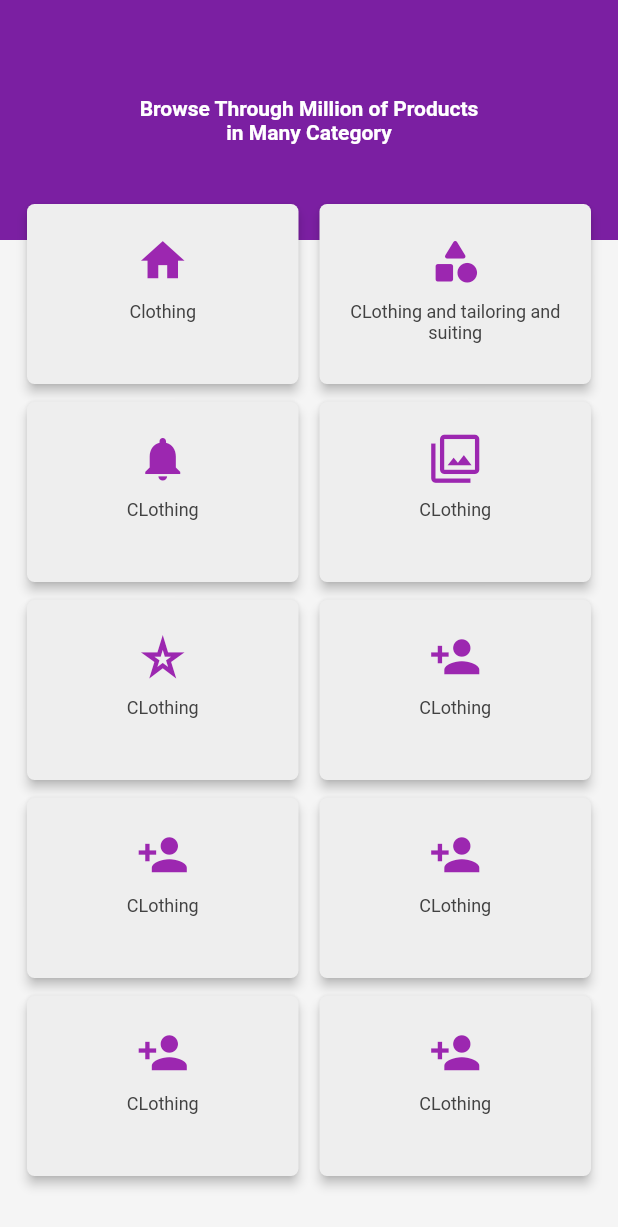
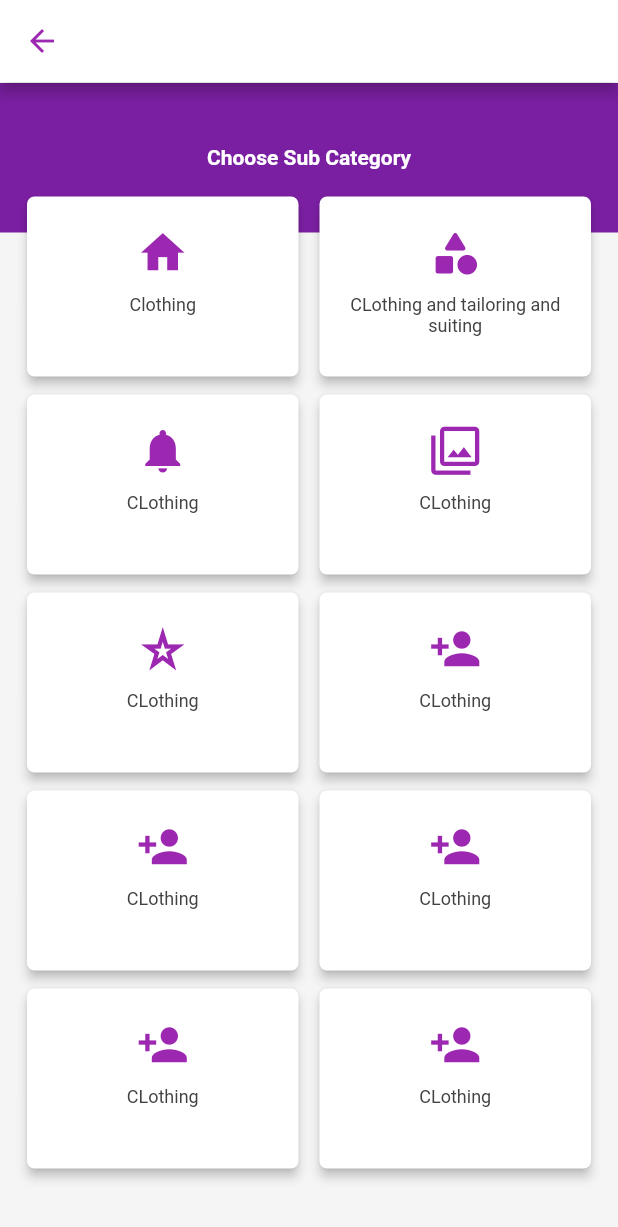
Before and after one commit to johnsudhir/social_shop, a Flutter app: the Category widget shown alone on an empty page, opened directly, after a tap on "Clothing", on a phone screen of 412 x 824 dp. Shown: the top 1227 px of the screen. Run offline on Flutter 3.47's test engine with Material 2 defaults, Android fonts, the phone set to English and light mode, and no system bars.

Commit message:
sub category complete

```diff
--- a/lib/screens/category.dart
+++ b/lib/screens/category.dart
@@ -1,16 +1,14 @@
 import 'package:flutter/material.dart';
-
+import 'subcategory.dart';
 class Category extends StatefulWidget {
-
-
   @override
   State<Category> createState() => _CategoryState();
 }
 
 class _CategoryState extends State<Category> {
-   List<Widget> gridCategory = getGridViewCategory();
+   // List<Widget> gridCategory = getGridViewCategory();
 
-  @override
+   @override
   Widget build(BuildContext context) {
     return
       SingleChildScrollView(
@@ -42,11 +40,10 @@ class _CategoryState extends State<Category> {
                 ],
               ),
               Container(
-
                 padding: EdgeInsets.symmetric(horizontal: 12),
                 transform: Matrix4.translationValues(0.0, -30.0, 0.0),
                 child: Column(
-                  children: gridCategory,
+                  children: getGridViewCategory(),
                 ),
               ),
               SizedBox(
@@ -56,17 +53,10 @@ class _CategoryState extends State<Category> {
           ),
         ),
       );
-
-
   }
-}
-
-
 
 List<Widget> getGridViewCategory(){
-
   // this lc (list of category) will can be fetched from firebase later on.
-
   List<ShopCategory> lc = [ShopCategory(title: "Clothing" , icon: Icons.home),
     ShopCategory(title: "CLothing and tailoring and suiting" , icon: Icons.category_rounded
     ),
@@ -78,57 +68,42 @@ List<Widget> getGridViewCategory(){
     ShopCategory(title: "CLothing" , icon: Icons.person_add),
     ShopCategory(title: "CLothing" , icon: Icons.person_add),
     ShopCategory(title: "CLothing" , icon: Icons.person_add),
-
   ];
   List<Widget> wc = [];
   for(int i = 0; i < lc.length / 2; i++){
     Widget w;
     w = Row(
       children: <Widget>[
-
-
-        getItemViewGrid(lc[i*2]),
-
+        getItemViewGrid(  lc[i*2]),
         Container(width: 2),
-
-        getItemViewGrid(lc[(i*2)+1]),
-
-
-
+        getItemViewGrid( lc[(i*2)+1]),
       ],
     );
-
     wc.add(w);
   }
   return wc;
 }
 
-Widget getItemViewGrid(ShopCategory s){
+Widget getItemViewGrid( ShopCategory s ){
   return Expanded(
     flex: 1,
     child: Container(
-
       padding: EdgeInsets.all(2),
-
       child: InkWell(
         onTap: (){
+          Navigator.push(
+            context,
+            MaterialPageRoute(builder: (context) => SubCategory()),
+          );
           print("Card clicked");
-          // Navigator.push(
-          //   context,
-          //   MaterialPageRoute(builder: (context) => Container()()),
-          // );
         },
         splashColor: Colors.purple,
-
         child: Card(
-
-
           shape: RoundedRectangleBorder( borderRadius: BorderRadius.circular(5),),
-          color: Colors.grey[200],
+          color: Colors.white,
           elevation: 3,
           clipBehavior: Clip.antiAliasWithSaveLayer,
           child: Container(
-
             height: 120,
             alignment: Alignment.center,
             padding: EdgeInsets.fromLTRB(10, 10, 10, 0),
@@ -153,11 +128,9 @@ Widget getItemViewGrid(ShopCategory s){
   );
 }
 
-
+}
 class ShopCategory{
   String? title;
   IconData? icon ;
-
   ShopCategory({this.title , this.icon});
-
 }
--- /dev/null
+++ b/lib/screens/subcategory.dart
@@ -0,0 +1,156 @@
+import 'package:flutter/material.dart';
+
+
+
+class SubCategory extends StatefulWidget {
+  @override
+  State<SubCategory> createState() => _SubCategoryState();
+}
+
+class _SubCategoryState extends State<SubCategory> {
+  // List<Widget> gridCategory = getGridViewCategory();
+
+  @override
+  Widget build(BuildContext context) {
+    return Scaffold(
+      appBar: AppBar(
+        toolbarHeight: 55,
+leading: IconButton(
+  onPressed: (){
+    Navigator.of(context).pop();
+  },
+  icon: Icon(Icons.arrow_back , color: Colors.purple,),
+),
+
+        // Text('DIGITAL PASAL' , style: TextStyle(fontSize: 16),),
+        backgroundColor: Colors.white,
+        brightness: Brightness.dark,
+
+
+      ),
+      body:       SingleChildScrollView(
+        child: Container(
+          color: Colors.grey[100],
+          child: Column(
+            crossAxisAlignment: CrossAxisAlignment.start,
+            children: <Widget>[
+              Stack(
+                children: <Widget>[
+                  Container(
+                    height: 100,
+                    color: Colors.purple[700],
+                    width: double.infinity,
+                  ),
+                  Container(
+                    color: Colors.black.withOpacity(0.0),
+                    height: 100,
+                    width: double.infinity,
+                    child: Align(
+                      alignment: Alignment.center,
+                      child: Text("Choose Sub Category", textAlign : TextAlign.center,
+                          style: TextStyle(
+                              color: Colors.white, fontWeight: FontWeight.bold
+                          )
+                      ),
+                    ),
+                  ),
+                ],
+              ),
+              Container(
+                padding: EdgeInsets.symmetric(horizontal: 12),
+                transform: Matrix4.translationValues(0.0, -30.0, 0.0),
+                child: Column(
+                  children: getGridViewCategory(),
+                ),
+              ),
+              SizedBox(
+                height: 60,
+              ),
+            ],
+          ),
+        ),
+      ),
+
+    );
+
+  }
+
+  List<Widget> getGridViewCategory(){
+    // this lc (list of category) will can be fetched from firebase later on.
+    List<ShopCategory> lc = [ShopCategory(title: "Clothing" , icon: Icons.home),
+      ShopCategory(title: "CLothing and tailoring and suiting" , icon: Icons.category_rounded
+      ),
+      ShopCategory(title: "CLothing" , icon: Icons.notifications),
+      ShopCategory(title: "CLothing" , icon: Icons.filter),
+      ShopCategory(title: "CLothing" , icon: Icons.star_rate_outlined),
+      ShopCategory(title: "CLothing" , icon: Icons.person_add),
+      ShopCategory(title: "CLothing" , icon: Icons.person_add),
+      ShopCategory(title: "CLothing" , icon: Icons.person_add),
+      ShopCategory(title: "CLothing" , icon: Icons.person_add),
+      ShopCategory(title: "CLothing" , icon: Icons.person_add),
+    ];
+    List<Widget> wc = [];
+    for(int i = 0; i < lc.length / 2; i++){
+      Widget w;
+      w = Row(
+        children: <Widget>[
+          getItemViewGrid(  lc[i*2]),
+          Container(width: 2),
+          getItemViewGrid( lc[(i*2)+1]),
+        ],
+      );
+      wc.add(w);
+    }
+    return wc;
+  }
+
+  Widget getItemViewGrid( ShopCategory s ){
+    return Expanded(
+      flex: 1,
+      child: Container(
+        padding: EdgeInsets.all(2),
+        child: InkWell(
+          onTap: (){
+            Navigator.push(
+              context,
+              MaterialPageRoute(builder: (context) => SubCategory()),
+            );
+            print("Card clicked");
+          },
+          splashColor: Colors.purple,
+          child: Card(
+            shape: RoundedRectangleBorder( borderRadius: BorderRadius.circular(5),),
+            color: Colors.white,
+            elevation: 3,
+            clipBehavior: Clip.antiAliasWithSaveLayer,
+            child: Container(
+              height: 120,
+              alignment: Alignment.center,
+              padding: EdgeInsets.fromLTRB(10, 10, 10, 0),
+              child: Column(
+                crossAxisAlignment: CrossAxisAlignment.center,
+                children: <Widget>[
+                  Container(
+                    padding: EdgeInsets.all(10),
+                    child: Icon(s.icon!, size: 35, color: Colors.purple),
+                  ),
+                  Text(s.title!, textAlign : TextAlign.center,
+                      style: TextStyle(
+                          color: Colors.grey[800] , fontSize: 12
+                      )
+                  ),
+                ],
+              ),
+            ),
+          ),
+        ),
+      ),
+    );
+  }
+
+}
+class ShopCategory{
+  String? title;
+  IconData? icon ;
+  ShopCategory({this.title , this.icon});
+}
```
